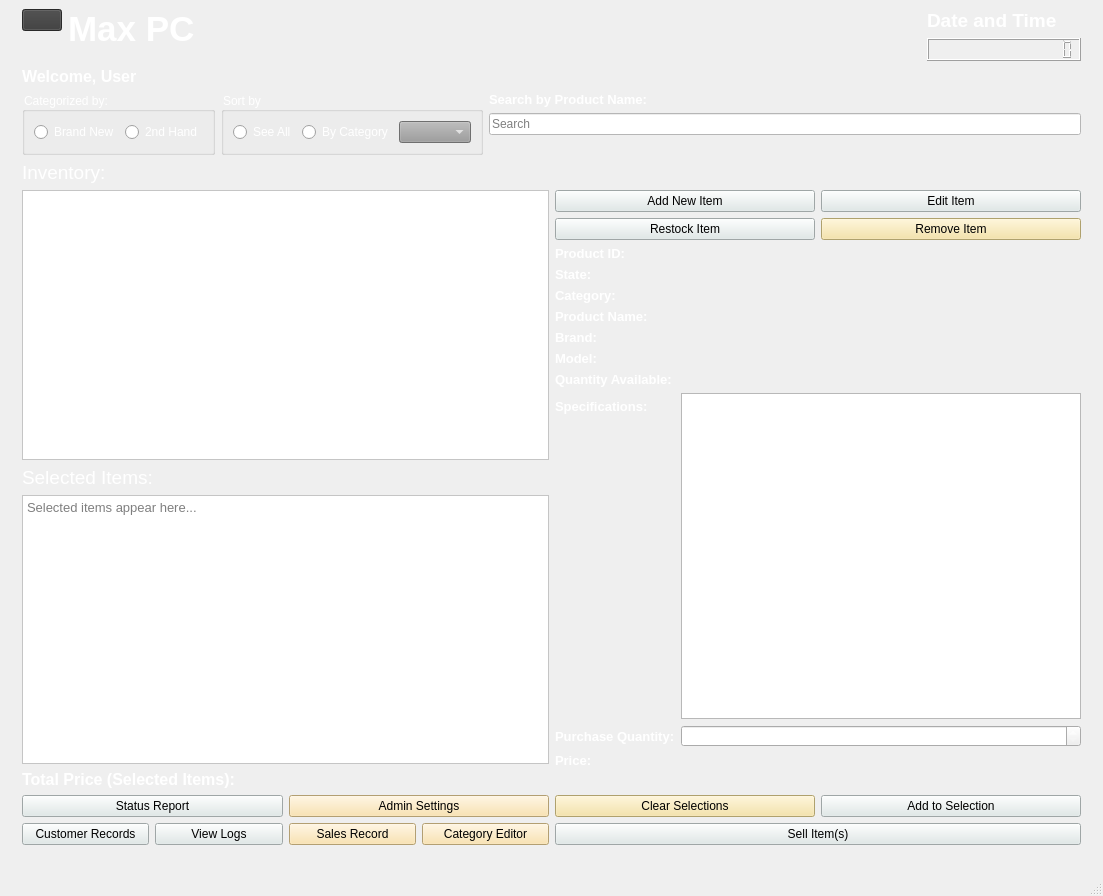
First picture: the form in main.ui, repository Aenan05/MAXPC, before the edit.
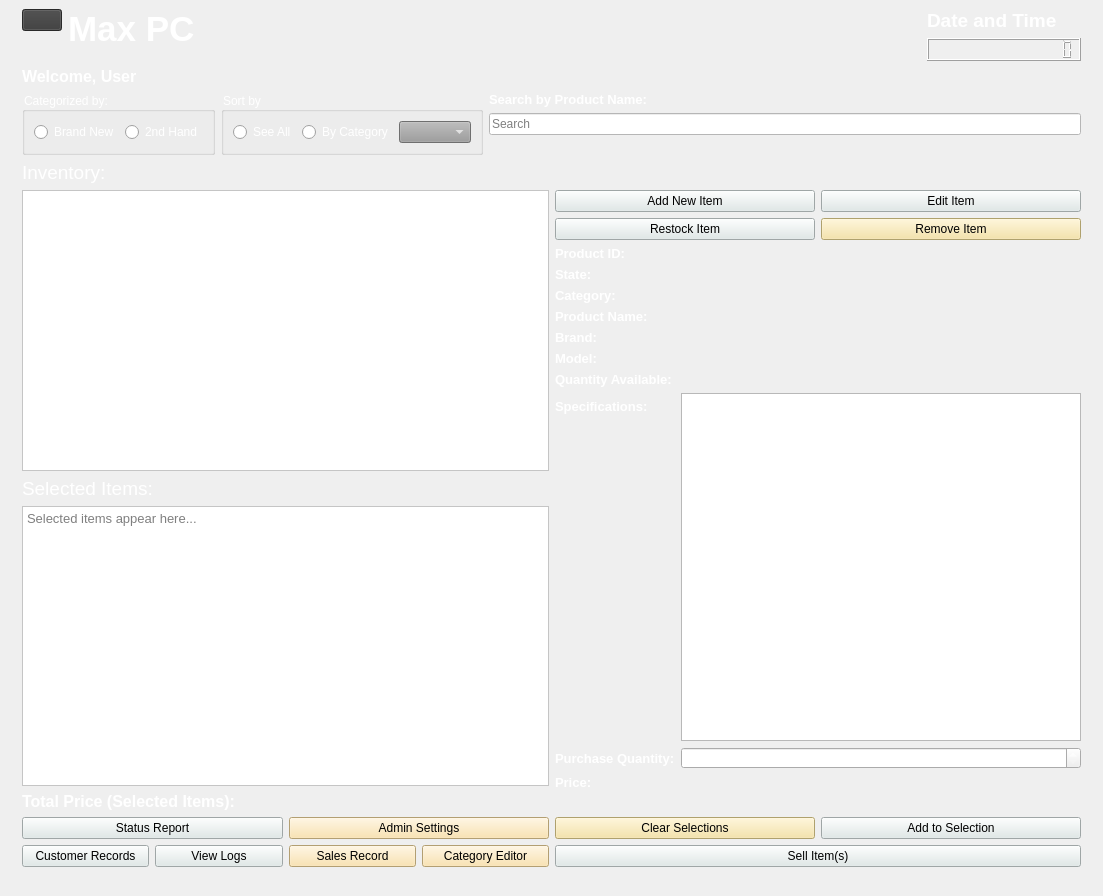
Second picture: the form after the edit. Icons and pictures are not drawn.

```diff
--- a/main.ui
+++ b/main.ui
@@ -1028,7 +1028,6 @@
     </rect>
    </property>
   </widget>
-  <widget class="QStatusBar" name="statusbar"/>
  </widget>
  <resources/>
  <connections/>
```
Left out of the diff: 2 changed lines with no effect on the pictures.
